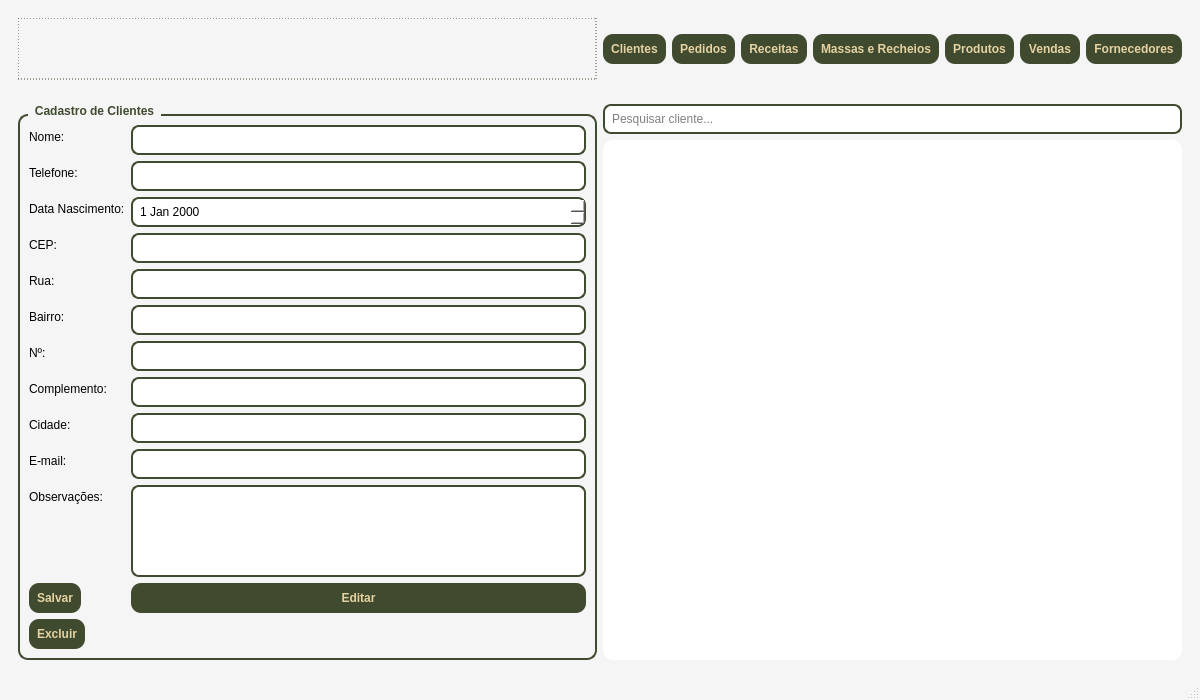
This is telas/tela_menu.ui in Faeldh/sistema_confeitaria as Qt 5 draws it before an edit. The edited form follows.
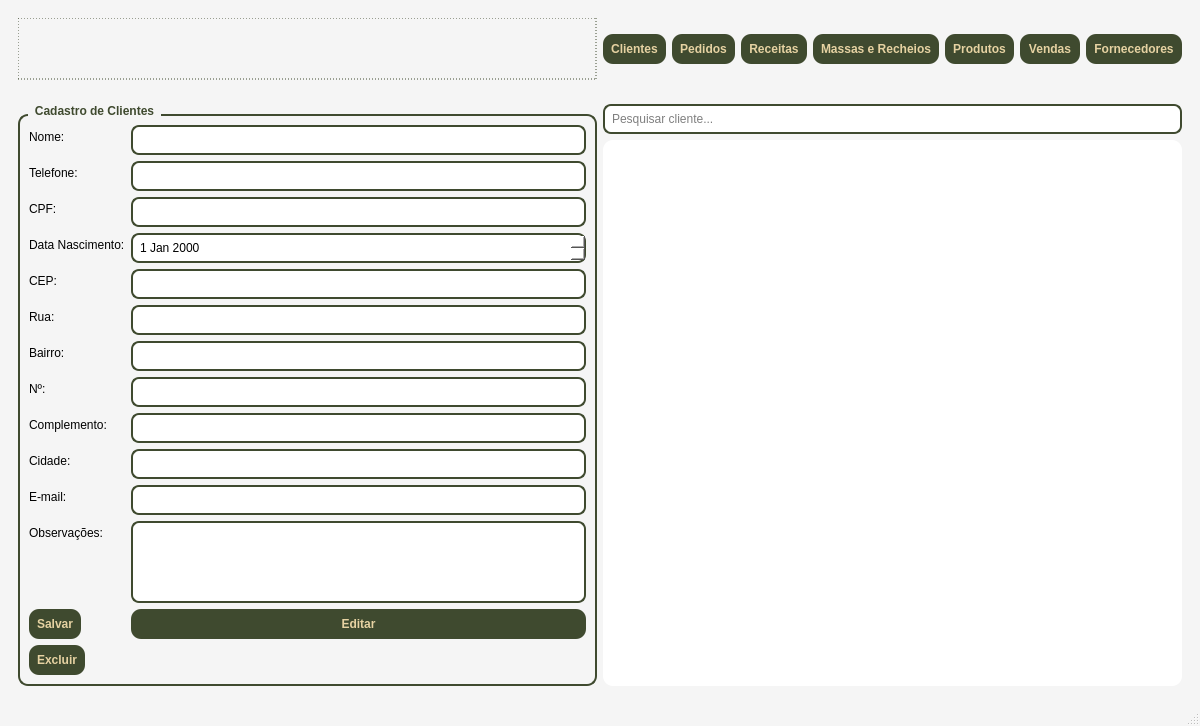
This is the edited form.

```diff
--- a/telas/tela_menu.ui
+++ b/telas/tela_menu.ui
@@ -68,30 +68,44 @@
           <property name="title"><string>Cadastro de Clientes</string></property>
           <layout class="QFormLayout">
            <item row="0" column="0"><widget class="QLabel"><property name="text"><string>Nome:</string></property></widget></item>
-           <item row="0" column="1"><widget class="QLineEdit"/></item>
+           <item row="0" column="1"><widget class="QLineEdit" name="lineEditNome"/></item>
+
            <item row="1" column="0"><widget class="QLabel"><property name="text"><string>Telefone:</string></property></widget></item>
-           <item row="1" column="1"><widget class="QLineEdit"/></item>
-           <item row="2" column="0"><widget class="QLabel"><property name="text"><string>Data Nascimento:</string></property></widget></item>
-           <item row="2" column="1"><widget class="QDateEdit"/></item>
-           <item row="3" column="0"><widget class="QLabel"><property name="text"><string>CEP:</string></property></widget></item>
-           <item row="3" column="1"><widget class="QLineEdit"/></item>
-           <item row="4" column="0"><widget class="QLabel"><property name="text"><string>Rua:</string></property></widget></item>
-           <item row="4" column="1"><widget class="QLineEdit"/></item>
-           <item row="5" column="0"><widget class="QLabel"><property name="text"><string>Bairro:</string></property></widget></item>
-           <item row="5" column="1"><widget class="QLineEdit"/></item>
-           <item row="6" column="0"><widget class="QLabel"><property name="text"><string>Nº:</string></property></widget></item>
-           <item row="6" column="1"><widget class="QLineEdit"/></item>
-           <item row="7" column="0"><widget class="QLabel"><property name="text"><string>Complemento:</string></property></widget></item>
-           <item row="7" column="1"><widget class="QLineEdit"/></item>
-           <item row="8" column="0"><widget class="QLabel"><property name="text"><string>Cidade:</string></property></widget></item>
-           <item row="8" column="1"><widget class="QLineEdit"/></item>
-           <item row="9" column="0"><widget class="QLabel"><property name="text"><string>E-mail:</string></property></widget></item>
-           <item row="9" column="1"><widget class="QLineEdit"/></item>
-           <item row="10" column="0"><widget class="QLabel"><property name="text"><string>Observações:</string></property></widget></item>
-           <item row="10" column="1"><widget class="QTextEdit"/></item>
-           <item row="11" column="0"><widget class="QPushButton"><property name="text"><string>Salvar</string></property></widget></item>
-           <item row="11" column="1"><widget class="QPushButton"><property name="text"><string>Editar</string></property></widget></item>
-           <item row="12" column="0"><widget class="QPushButton"><property name="text"><string>Excluir</string></property></widget></item>
+           <item row="1" column="1"><widget class="QLineEdit" name="lineEditTelefone"/></item>
+
+           <item row="2" column="0"><widget class="QLabel"><property name="text"><string>CPF:</string></property></widget></item>
+           <item row="2" column="1"><widget class="QLineEdit" name="lineEditCPF"/></item>
+
+           <item row="3" column="0"><widget class="QLabel"><property name="text"><string>Data Nascimento:</string></property></widget></item>
+           <item row="3" column="1"><widget class="QDateEdit" name="dateEditNascimento"/></item>
+
+           <item row="4" column="0"><widget class="QLabel"><property name="text"><string>CEP:</string></property></widget></item>
+           <item row="4" column="1"><widget class="QLineEdit" name="lineEditCEP"/></item>
+
+           <item row="5" column="0"><widget class="QLabel"><property name="text"><string>Rua:</string></property></widget></item>
+           <item row="5" column="1"><widget class="QLineEdit" name="lineEditRua"/></item>
+
+           <item row="6" column="0"><widget class="QLabel"><property name="text"><string>Bairro:</string></property></widget></item>
+           <item row="6" column="1"><widget class="QLineEdit" name="lineEditBairro"/></item>
+
+           <item row="7" column="0"><widget class="QLabel"><property name="text"><string>Nº:</string></property></widget></item>
+           <item row="7" column="1"><widget class="QLineEdit" name="lineEditNumero"/></item>
+
+           <item row="8" column="0"><widget class="QLabel"><property name="text"><string>Complemento:</string></property></widget></item>
+           <item row="8" column="1"><widget class="QLineEdit" name="lineEditComplemento"/></item>
+
+           <item row="9" column="0"><widget class="QLabel"><property name="text"><string>Cidade:</string></property></widget></item>
+           <item row="9" column="1"><widget class="QLineEdit" name="lineEditCidade"/></item>
+
+           <item row="10" column="0"><widget class="QLabel"><property name="text"><string>E-mail:</string></property></widget></item>
+           <item row="10" column="1"><widget class="QLineEdit" name="lineEditEmail"/></item>
+
+           <item row="11" column="0"><widget class="QLabel"><property name="text"><string>Observações:</string></property></widget></item>
+           <item row="11" column="1"><widget class="QTextEdit" name="textEditObservacoes"/></item>
+
+           <item row="12" column="0"><widget class="QPushButton"><property name="text"><string>Salvar</string></property></widget></item>
+           <item row="12" column="1"><widget class="QPushButton"><property name="text"><string>Editar</string></property></widget></item>
+           <item row="13" column="0"><widget class="QPushButton"><property name="text"><string>Excluir</string></property></widget></item>
           </layout>
          </widget>
         </item>
```
Left out of the diff: 13 changed lines with no effect on the pictures.
